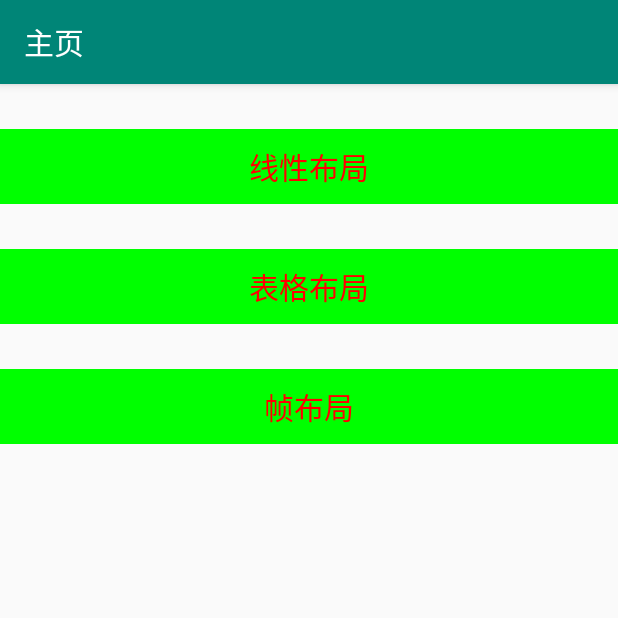
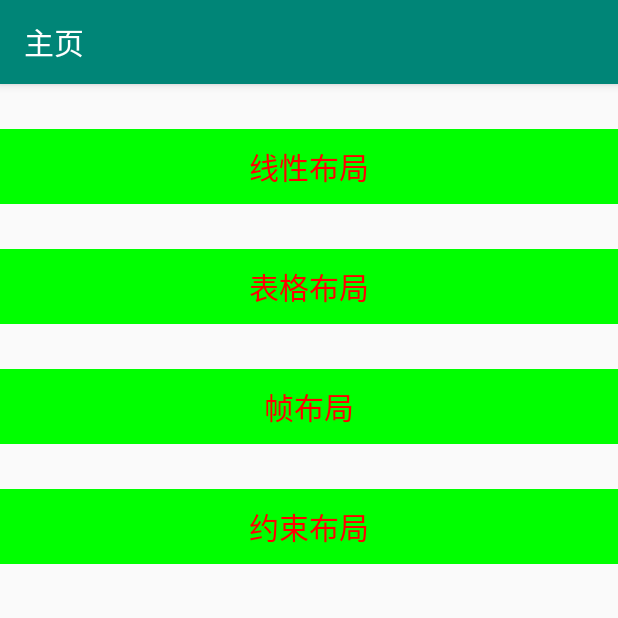
Before and after one commit to LqDeveloper/AndroidLayut, an Android app: the screen it shows after launch (MainActivity), on a phone screen of 412 x 824 dp, the top half of it. Run offline under Robolectric (Android 15) with nearby library versions, the phone set to English and light mode, and no system bars.

Commit message:
约束布局

```diff
--- a/app/src/main/AndroidManifest.xml
+++ b/app/src/main/AndroidManifest.xml
@@ -9,7 +9,8 @@
         android:roundIcon="@mipmap/ic_launcher_round"
         android:supportsRtl="true"
         android:theme="@style/AppTheme">
-        <activity android:name=".FrameActivity"></activity>
+        <activity android:name=".ConstraintActivity"></activity>
+        <activity android:name=".FrameActivity" />
         <activity android:name=".TableActivity" />
         <activity android:name=".LinearActivity" />
         <activity android:name=".MainActivity">
--- a/app/src/main/java/com/example/android_layout/MainActivity.java
+++ b/app/src/main/java/com/example/android_layout/MainActivity.java
@@ -35,6 +35,12 @@ public class MainActivity extends AppCompatActivity {
             Intent intent = new Intent(MainActivity.this,FrameActivity.class);
             startActivity(intent);
         });
+
+        TextView constraintTextView = findViewById(R.id.constraintLayout);
+        constraintTextView.setOnClickListener((view)->{
+            Intent intent = new Intent(MainActivity.this,ConstraintActivity.class);
+            startActivity(intent);
+        });
     }
 
 }
--- a/app/src/main/res/layout/activity_main.xml
+++ b/app/src/main/res/layout/activity_main.xml
@@ -56,4 +56,20 @@
         app:layout_constraintRight_toRightOf="parent"
         app:layout_constraintTop_toTopOf="parent" />
 
+    <TextView
+        android:id="@+id/constraintLayout"
+        android:layout_width="match_parent"
+        android:layout_height="50dp"
+        android:layout_gravity="center"
+        android:layout_marginTop="30dp"
+        android:background="#0f0"
+        android:gravity="center"
+        android:text="约束布局"
+        android:textColor="#f00"
+        android:textSize="20sp"
+        app:layout_constraintBottom_toBottomOf="parent"
+        app:layout_constraintLeft_toLeftOf="parent"
+        app:layout_constraintRight_toRightOf="parent"
+        app:layout_constraintTop_toTopOf="parent" />
+
 </LinearLayout>
```
Also changed, not shown: app/src/main/java/com/example/android_layout/ConstraintActivity.java (added, +14 -0 lines), app/src/main/res/layout/activity_constraint.xml (added, +28 -0 lines).
